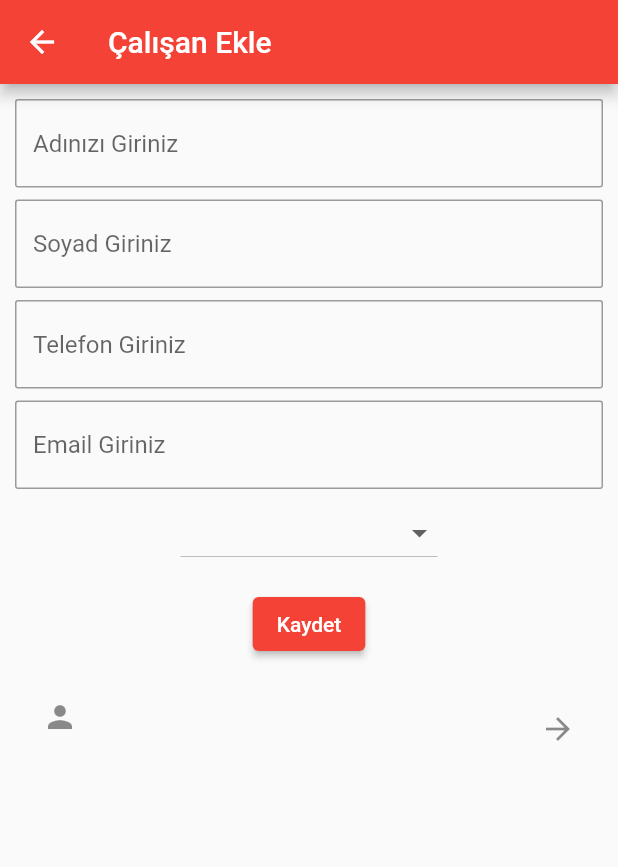
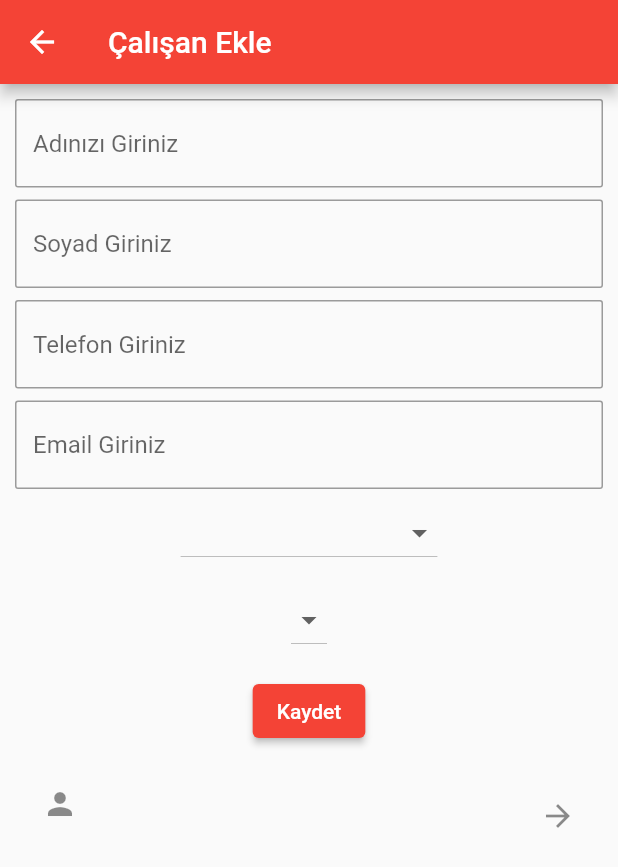
Before and after one commit to kacmazsila/library_system, a Flutter app: the EmployeeOperation_Widget screen opened directly, after a tap on "Kaydet", on a phone screen of 412 x 824 dp. Shown: the top 867 px of the screen. Run offline on Flutter 3.47's test engine with Material 2 defaults, Android fonts, the phone set to English and light mode, and no system bars; missing offline and left inert: dart:ffi; accounts and stored records are empty.

Commit message:
Kitap kayıt dropdownbutton , image asset uygulamas

```diff
--- a/lib/Enum/Category.dart
+++ b/lib/Enum/Category.dart
@@ -1 +1 @@
-enum Category { Masal, Macera, Fantastik, Tarih, Aksiyon, BilimKurgu, Ask }
+enum BookCategory { Masal, Macera, Fantastik, Tarih, Aksiyon, BilimKurgu, Ask }
--- a/lib/Screens/EmployeeScreens/EmployeeOperation_Widget.dart
+++ b/lib/Screens/EmployeeScreens/EmployeeOperation_Widget.dart
@@ -90,22 +90,22 @@ class _EmployeeOperation_WidgetState extends State<EmployeeOperation_Widget> {
                   }).toList(),
                 ),
               ),
-              // !lstEmployees.isEmpty
-              //     ? Padding(
-              //         padding: const EdgeInsets.all(5),
-              //         child: DropdownButton<Employer>(
-              //           onChanged: (Employer? newValue) {
-              //             setState(() {});
-              //           },
-              //           items: lstEmployees.map((Employer value) {
-              //             return DropdownMenuItem<Employer>(
-              //               value: value,
-              //               child: Text(value.firstName.toString()),
-              //             );
-              //           }).toList(),
-              //         ),
-              //       )
-              //     : Container(),
+              !lstEmployees.isEmpty
+                  ? Padding(
+                      padding: const EdgeInsets.all(5),
+                      child: DropdownButton(
+                        onChanged: (Employer? newValue) {
+                          setState(() {});
+                        },
+                        items: lstEmployees.map((Employer value) {
+                          return DropdownMenuItem<Employer>(
+                            value: value,
+                            child: Text(value.firstName.toString()),
+                          );
+                        }).toList(),
+                      ),
+                    )
+                  : Container(),
               Padding(
                 padding: const EdgeInsets.all(8.0),
                 child: ElevatedButton(
--- a/lib/main.dart
+++ b/lib/main.dart
@@ -38,5 +38,6 @@ class _MyHomePageState extends State<MyHomePage> {
   @override
   Widget build(BuildContext context) {
     return BookRecord();
+    //return EmployeeOperations_Page();
   }
 }
--- a/pubspec.yaml
+++ b/pubspec.yaml
@@ -58,6 +58,9 @@ flutter:
   # included with your application, so that you can use the icons in
   # the material Icons class.
   uses-material-design: true
+  assets:
+    - assets/
+    - assets/images/
 
   # To add assets to your application, add an assets section, like this:
   # assets:
```
Also changed, not shown: lib/Screens/BooksScreens/BookRecordPage.dart (+19 -3 lines).
